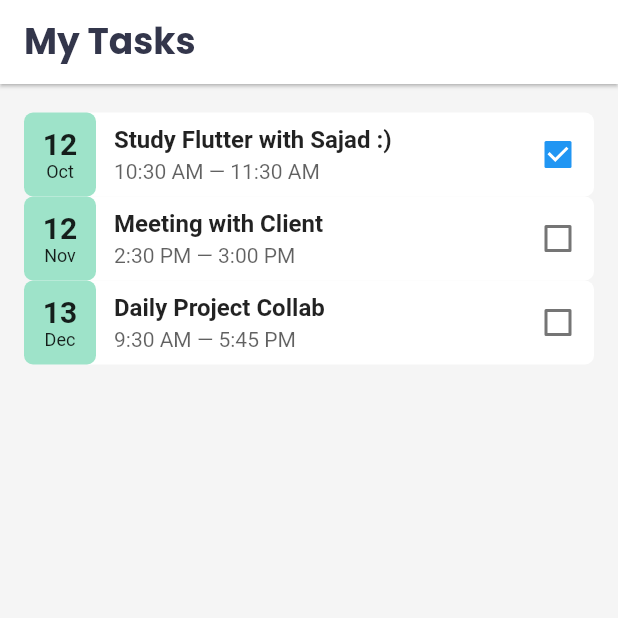
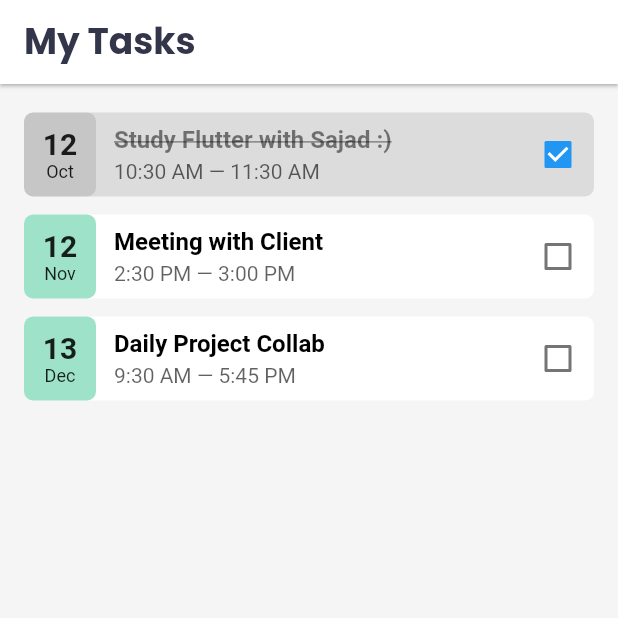
Before and after one commit to sajad-io/any.task, a Flutter app: the screen it shows after launch, on a phone screen of 412 x 824 dp, the top half of it. Run offline on Flutter 3.47's test engine with Material 2 defaults, Android fonts, the light colour scheme and no system bars; our stand-ins replace google_fonts; Roboto replaces fonts that are missing (Commissioner).

Commit message:
lib/my_tasks_page: task check

```diff
--- a/lib/my_tasks_page/my_tasks_page.dart
+++ b/lib/my_tasks_page/my_tasks_page.dart
@@ -51,21 +51,22 @@ class _MyTasksPageState extends State<MyTasksPage> {
           ),
         ),
       ),
-      body: Padding(
+      body: ListView.separated(
         padding: const EdgeInsets.symmetric(horizontal: 16, vertical: 19),
-        child: ListView(
-          children: [
-            for (int i = 0; i < widget.myTasks.length; i++)
-              TaskListTileWidget(
-                task: widget.myTasks[i],
-                onCheckboxChanged: (isChecked) {
-                  setState(() {
-                    widget.myTasks[i].isDone = isChecked!;
-                  });
-                },
-              ),
-          ],
-        ),
+        itemCount: widget.myTasks.length,
+        itemBuilder: (BuildContext context, int index) {
+          return TaskListTileWidget(
+            task: widget.myTasks[index],
+            onCheckboxChanged: (isChecked) {
+              setState(() {
+                widget.myTasks[index].isDone = isChecked!;
+              });
+            },
+          );
+        },
+        separatorBuilder: (BuildContext context, int index) {
+          return SizedBox(height: 12);
+        },
       ),
     );
   }
--- a/lib/my_tasks_page/task_list_tile_widget.dart
+++ b/lib/my_tasks_page/task_list_tile_widget.dart
@@ -10,13 +10,12 @@ class TaskListTileWidget extends StatelessWidget {
 
   @override
   Widget build(BuildContext context) {
-    return // List Tile # 1
-        Container(
+    return Container(
       width: double.infinity,
       height: 56,
       decoration: BoxDecoration(
         borderRadius: BorderRadius.all(Radius.circular(6)),
-        color: Color(0xFFFFFFFF),
+        color: task.isDone ? Color(0xFF000000).withOpacity(0.1) : Color(0xFFFFFFFF),
       ),
       child: Row(
         children: [
@@ -25,7 +24,9 @@ class TaskListTileWidget extends StatelessWidget {
             width: 48,
             height: double.infinity,
             decoration: BoxDecoration(
-              color: Color(0xFF00B670).withOpacity(0.38),
+              color: task.isDone
+                  ? Color(0xFF000000).withOpacity(0.1)
+                  : Color(0xFF00B670).withOpacity(0.38),
               borderRadius: BorderRadius.all(Radius.circular(6)),
             ),
             child: Column(
@@ -62,6 +63,9 @@ class TaskListTileWidget extends StatelessWidget {
                   style: GoogleFonts.commissioner(
                     fontWeight: FontWeight.w600,
                     fontSize: 16,
+                    color: Color(0xFF000000).withOpacity(task.isDone ? 0.5 : 1),
+                    decoration:
+                        task.isDone ? TextDecoration.lineThrough : TextDecoration.none,
                   ),
                 ),
                 SizedBox(height: 4),
```
